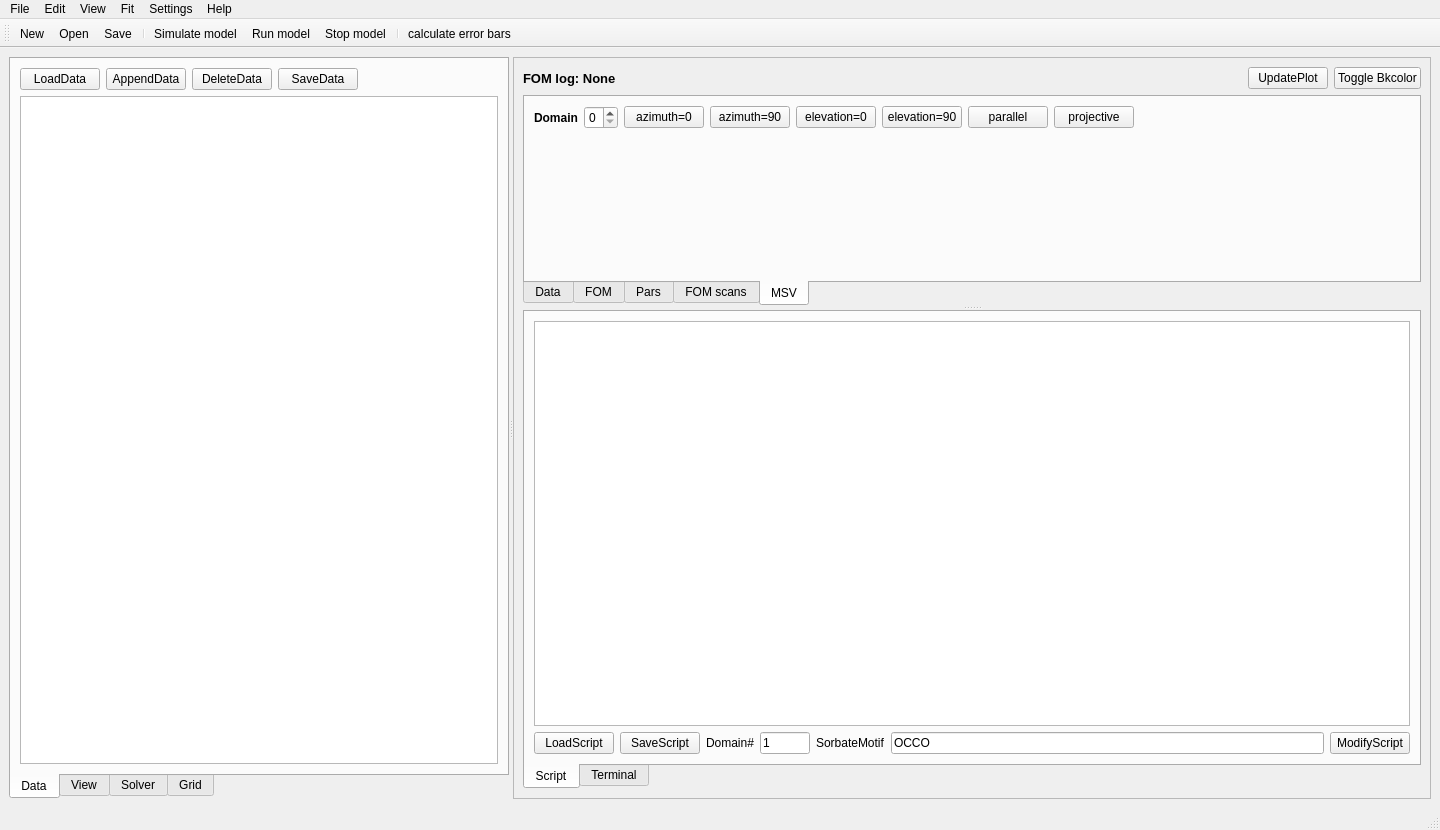
Qt form scripts/SuperRod/superrod3.ui (jackey-qiu/DaFy_P23) before a commit.
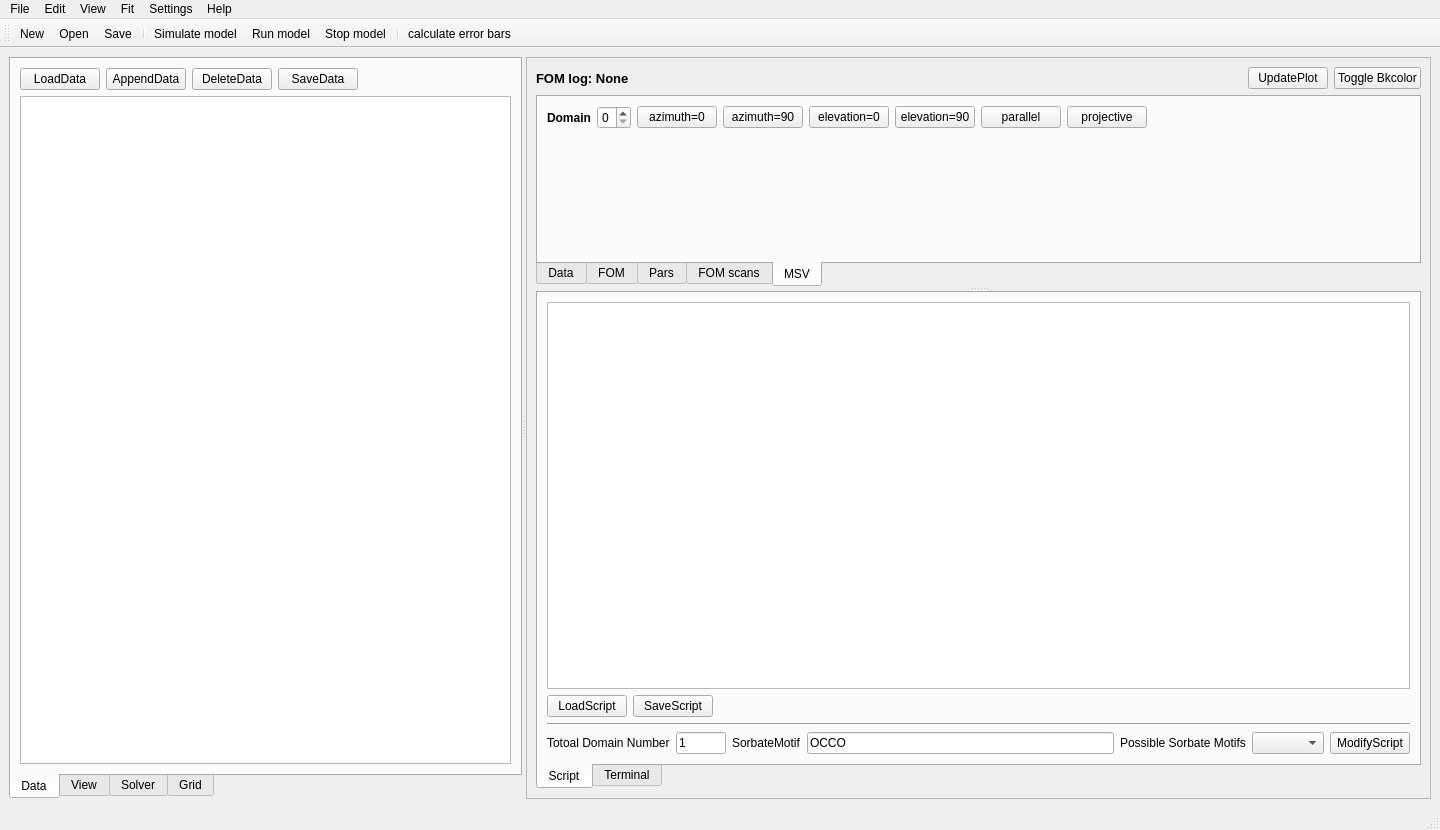
The same form after that commit. Icons and pictures are not drawn. Custom widgets are drawn as their Qt base class.

Commit message: add combobox to show available structure motifs

Diff of the .ui file:
```diff
--- a/scripts/SuperRod/superrod3.ui
+++ b/scripts/SuperRod/superrod3.ui
@@ -511,9 +511,33 @@
                 </widget>
                </item>
                <item>
+                <spacer name="horizontalSpacer_2">
+                 <property name="orientation">
+                  <enum>Qt::Horizontal</enum>
+                 </property>
+                 <property name="sizeHint" stdset="0">
+                  <size>
+                   <width>40</width>
+                   <height>20</height>
+                  </size>
+                 </property>
+                </spacer>
+               </item>
+              </layout>
+             </item>
+             <item>
+              <widget class="Line" name="line">
+               <property name="orientation">
+                <enum>Qt::Horizontal</enum>
+               </property>
+              </widget>
+             </item>
+             <item>
+              <layout class="QHBoxLayout" name="horizontalLayout_11">
+               <item>
                 <widget class="QLabel" name="label_6">
                  <property name="text">
-                  <string>Domain#</string>
+                  <string>Totoal Domain Number</string>
                  </property>
                 </widget>
                </item>
@@ -541,15 +565,38 @@
                 <widget class="QLineEdit" name="lineEdit_sorbate_motif">
                  <property name="minimumSize">
                   <size>
-                   <width>250</width>
+                   <width>0</width>
                    <height>0</height>
                   </size>
                  </property>
+                 <property name="maximumSize">
+                  <size>
+                   <width>15000</width>
+                   <height>16777215</height>
+                  </size>
+                 </property>
                  <property name="text">
                   <string>OCCO</string>
                  </property>
                 </widget>
                </item>
+               <item>
+                <widget class="QLabel" name="label_5">
+                 <property name="text">
+                  <string>Possible Sorbate Motifs</string>
+                 </property>
+                </widget>
+               </item>
+               <item>
+                <widget class="QComboBox" name="comboBox_all_motif">
+                 <property name="maximumSize">
+                  <size>
+                   <width>120</width>
+                   <height>16777215</height>
+                  </size>
+                 </property>
+                </widget>
+               </item>
                <item>
                 <widget class="QPushButton" name="pushButton_modify_script">
                  <property name="text">
```
The commit also changes 4 other files.
